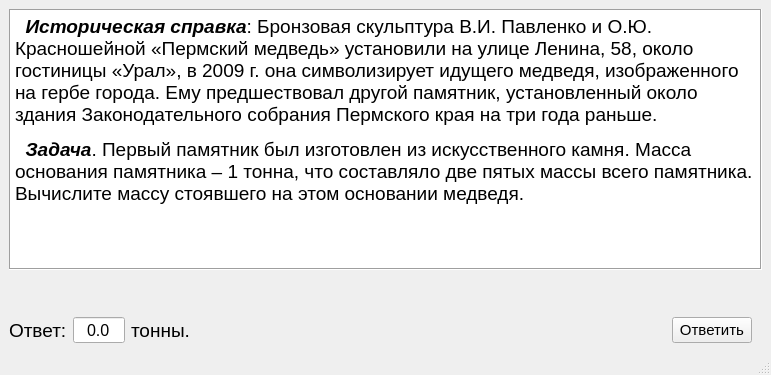
Before: the Qt Designer form FourthTaskWindow.ui in VladZuykin/quest, drawn with Qt 5.
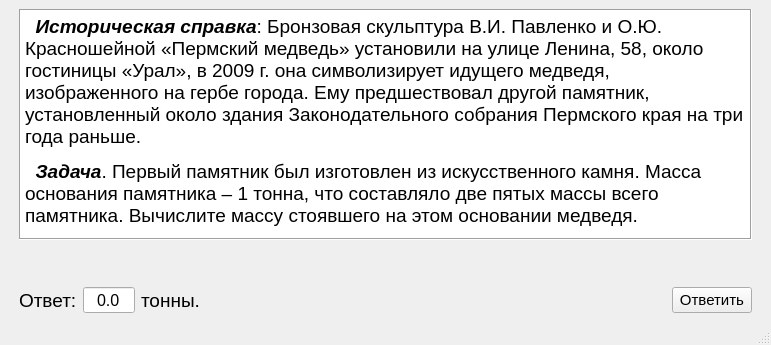
After: the same form once the commit is applied.

Commit message: Доделано всё but maps, исправлены ui files

```diff
--- a/FourthTaskWindow.ui
+++ b/FourthTaskWindow.ui
@@ -7,7 +7,7 @@
     <x>0</x>
     <y>0</y>
     <width>771</width>
-    <height>375</height>
+    <height>345</height>
    </rect>
   </property>
   <property name="windowTitle">
@@ -16,6 +16,24 @@
   <widget class="QWidget" name="centralwidget">
    <layout class="QVBoxLayout" name="verticalLayout">
     <item>
+     <layout class="QHBoxLayout" name="horizontalLayout_2">
+      <item>
+       <spacer name="horizontalSpacer_4">
+        <property name="orientation">
+         <enum>Qt::Horizontal</enum>
+        </property>
+        <property name="sizeType">
+         <enum>QSizePolicy::Fixed</enum>
+        </property>
+        <property name="sizeHint" stdset="0">
+         <size>
+          <width>10</width>
+          <height>20</height>
+         </size>
+        </property>
+       </spacer>
+      </item>
+      <item>
      <widget class="QTextBrowser" name="textBrowser">
       <property name="frameShape">
        <enum>QFrame::Box</enum>
@@ -31,6 +49,24 @@
      </widget>
     </item>
     <item>
+       <spacer name="horizontalSpacer_5">
+        <property name="orientation">
+         <enum>Qt::Horizontal</enum>
+        </property>
+        <property name="sizeType">
+         <enum>QSizePolicy::Fixed</enum>
+        </property>
+        <property name="sizeHint" stdset="0">
+         <size>
+          <width>10</width>
+          <height>20</height>
+         </size>
+        </property>
+       </spacer>
+      </item>
+     </layout>
+    </item>
+    <item>
      <spacer name="verticalSpacer">
       <property name="orientation">
        <enum>Qt::Vertical</enum>
@@ -48,6 +84,22 @@
     </item>
     <item>
      <layout class="QHBoxLayout" name="horizontalLayout">
+      <item>
+       <spacer name="horizontalSpacer_3">
+        <property name="orientation">
+         <enum>Qt::Horizontal</enum>
+        </property>
+        <property name="sizeType">
+         <enum>QSizePolicy::Fixed</enum>
+        </property>
+        <property name="sizeHint" stdset="0">
+         <size>
+          <width>10</width>
+          <height>20</height>
+         </size>
+        </property>
+       </spacer>
+      </item>
       <item>
        <widget class="QLabel" name="label">
         <property name="font">
```
Lines whose indentation alone changed are shown as unchanged. The commit also changes 7 other files.
